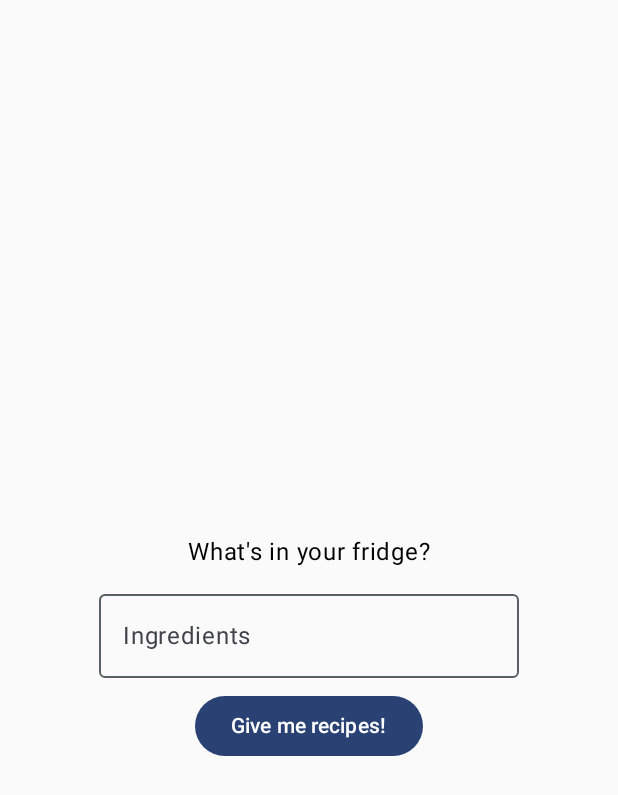
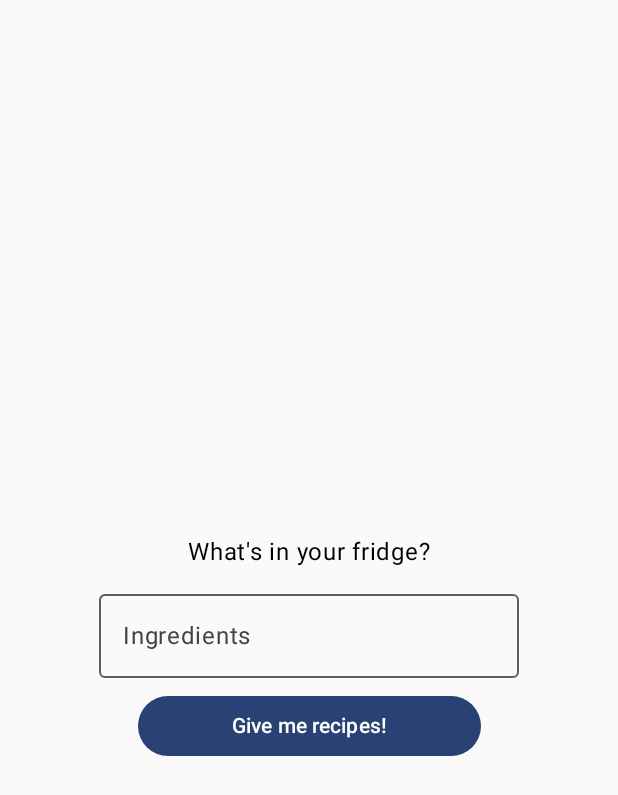
Before and after one commit to FilipMik/aidvisor, an Android app built with Jetpack Compose: the HomeScreen screen opened through its navigation route, after a tap on "Give me recipes!", on a phone screen of 412 x 824 dp. Shown: the top 795 px of the screen. Run offline under Robolectric (Android 15) with nearby library versions, the phone set to English and light mode, and no system bars; our stand-ins replace Dagger/Hilt's generated code, Timber.

```diff
--- a/app/src/main/kotlin/com/filipmik/aidvisor/domain/usecase/GetRecipesListUseCase.kt
+++ b/app/src/main/kotlin/com/filipmik/aidvisor/domain/usecase/GetRecipesListUseCase.kt
@@ -44,6 +44,12 @@ class GetRecipesListUseCase @Inject constructor(
         }
     }
 
-    private fun getIngredientsQuery(ingredients: String): String =
-        resources.getString(R.string.gpt_query_recipes, ingredients)
+    private fun getIngredientsQuery(ingredients: String): String = if (ingredients.isEmpty()) {
+            resources.getString(
+                R.string.gpt_query_recipes,
+                resources.getString(R.string.gpt_query_any_recipes)
+            )
+        } else {
+            resources.getString(R.string.gpt_query_recipes, ingredients)
+        }
 }
--- a/app/src/main/kotlin/com/filipmik/aidvisor/ui/screens/home/HomeScreen.kt
+++ b/app/src/main/kotlin/com/filipmik/aidvisor/ui/screens/home/HomeScreen.kt
@@ -1,14 +1,19 @@
 package com.filipmik.aidvisor.ui.screens.home
 
 import androidx.compose.foundation.layout.Arrangement
+import androidx.compose.foundation.layout.Box
 import androidx.compose.foundation.layout.Column
+import androidx.compose.foundation.layout.PaddingValues
+import androidx.compose.foundation.layout.Row
 import androidx.compose.foundation.layout.Spacer
 import androidx.compose.foundation.layout.fillMaxSize
 import androidx.compose.foundation.layout.fillMaxWidth
 import androidx.compose.foundation.layout.padding
+import androidx.compose.foundation.layout.size
 import androidx.compose.foundation.lazy.LazyColumn
 import androidx.compose.foundation.lazy.itemsIndexed
 import androidx.compose.material3.Button
+import androidx.compose.material3.CircularProgressIndicator
 import androidx.compose.material3.Divider
 import androidx.compose.material3.ExperimentalMaterial3Api
 import androidx.compose.material3.OutlinedTextField
@@ -68,7 +73,7 @@ object Home {
                     .fillMaxWidth()
             ) {
                 Spacer(modifier = Modifier.padding(20.dp))
-                IngredientsInput(ingredients, actions)
+                IngredientsInput(apiCompletionState, ingredients, actions)
             }
 
             if (recipes.isNotEmpty()) {
@@ -86,7 +91,11 @@ object Home {
 
     @OptIn(ExperimentalMaterial3Api::class)
     @Composable
-    fun IngredientsInput(ingredients: String, actions: Actions) {
+    fun IngredientsInput(
+        apiCompletionState: ScreenState,
+        ingredients: String,
+        actions: Actions
+    ) {
         Text(text = "What's in your fridge?")
 
         Spacer(modifier = Modifier.padding(4.dp))
@@ -100,10 +109,31 @@ object Home {
 
         Spacer(modifier = Modifier.padding(4.dp))
 
-        Button(onClick = {
-            actions.fetchRecipes()
-        }) {
-            Text(text = "Give me recipes!")
+        Row {
+            Spacer(modifier = Modifier.weight(2f))
+
+            Button(
+                modifier = Modifier.weight(5f),
+                contentPadding = PaddingValues(4.dp),
+                onClick = { actions.fetchRecipes() },
+                enabled = apiCompletionState != ScreenState.LOADING
+            ) {
+
+                Box(
+                    contentAlignment = Alignment.Center,
+                    modifier = Modifier.padding(4.dp)
+                ){
+                    if (apiCompletionState == ScreenState.LOADING) {
+                        CircularProgressIndicator(
+                            modifier = Modifier.size(24.dp)
+                        )
+                    } else {
+                        Text(text = "Give me recipes!")
+                    }
+                }
+            }
+
+            Spacer(modifier = Modifier.weight(2f))
         }
     }
 
--- a/app/src/main/res/values/strings.xml
+++ b/app/src/main/res/values/strings.xml
@@ -4,4 +4,5 @@
         Without no other comments. Only the array. A list of recipes with these ingredients
         - %s. With only the titles and recipe difficulty named (\"difficulty\")
         - [easy, medium, hard]</string>
+    <string name="gpt_query_any_recipes">Any ingredients</string>
 </resources>
```
